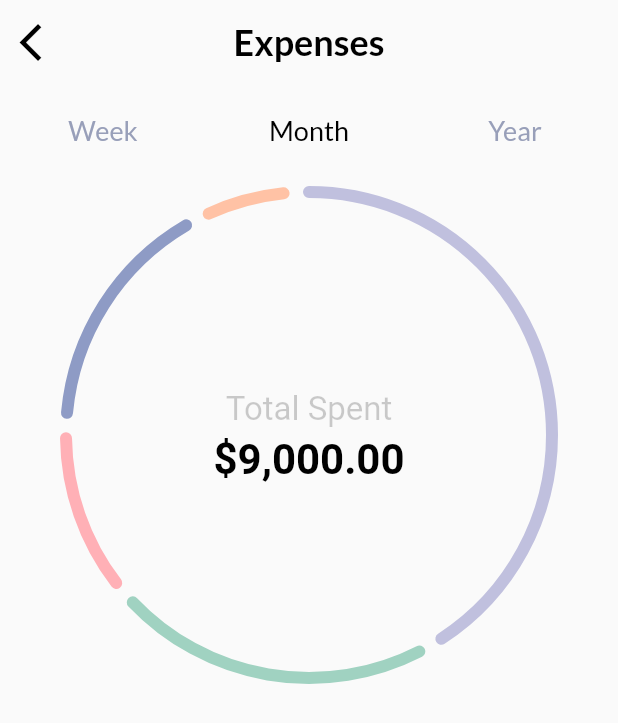
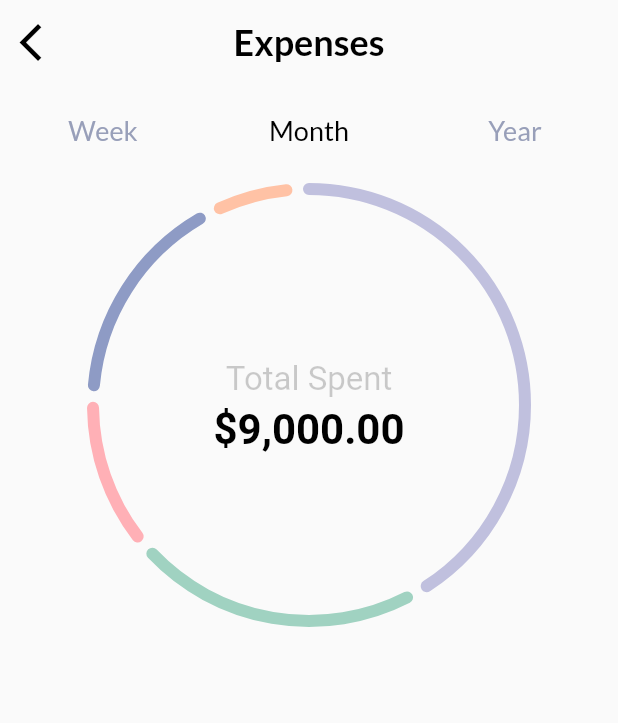
Before and after one commit to vintx64/flutter_replicate_card_transaction, a Flutter app: the screen it shows after launch, on a phone screen of 412 x 824 dp. Shown: the top 723 px of the screen. Run offline on Flutter 3.47's test engine with Material 2 defaults, Android fonts, the phone set to English and light mode, and no system bars.

Commit message:
change piee chart size

```diff
--- a/lib/features/home/presentation/views/widgets/expenses_view_body.dart
+++ b/lib/features/home/presentation/views/widgets/expenses_view_body.dart
@@ -11,10 +11,10 @@ class ExpensesViewBody extends StatelessWidget {
       children: [
         CustomTabBar(),
         Padding(
-          padding: EdgeInsets.only(top: 100),
+          padding: EdgeInsets.only(top: 90),
           child: SizedBox(
-            height: 180,
-            width: 180,
+            height: 160,
+            width: 160,
             child: CustomPieChart(),
           ),
         ),
```
